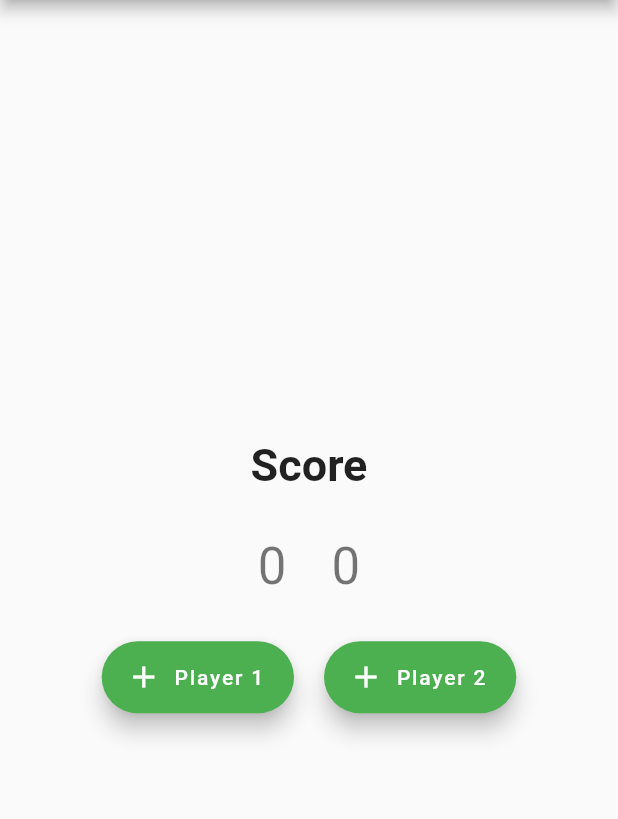
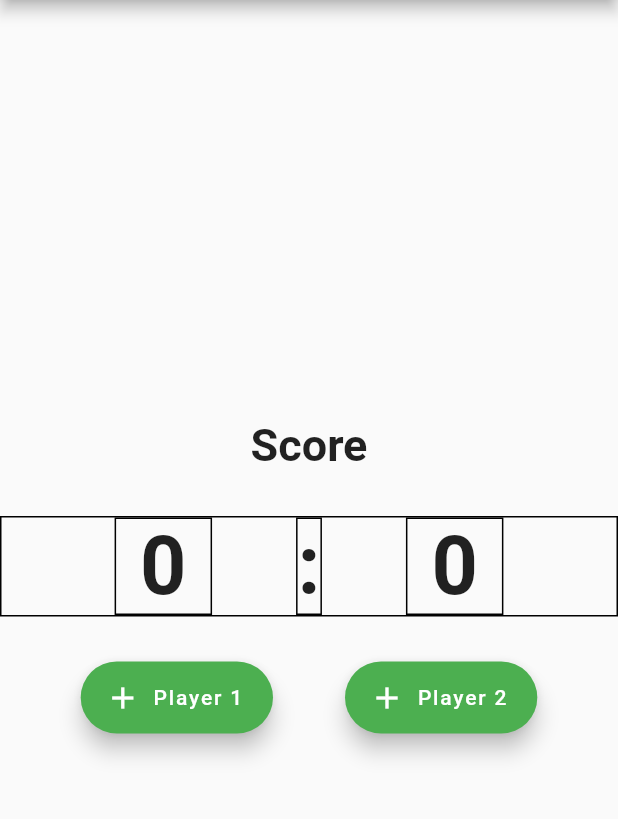
Before and after one commit to mosiccan/tennis_score_app, a Flutter app: the screen it shows after launch, on a phone screen of 412 x 824 dp, the part 84-903 px from its top. Run offline on Flutter 3.47's test engine with Material 2 defaults, Android fonts, the phone set to English and light mode, and no system bars.

Commit message:
build : margin, padding 수정 중

```diff
--- a/lib/main.dart
+++ b/lib/main.dart
@@ -51,13 +51,9 @@ class _MyHomePageState extends State<MyHomePage> {
   Widget build(BuildContext context) {
     return Scaffold(
       appBar: AppBar(
-        // Here we take the value from the MyHomePage object that was created by
-        // the App.build method, and use it to set our appbar title.
         title: Text(widget.title),
       ),
       body: Center(
-        // Center is a layout widget. It takes a single child and positions it
-        // in the middle of the parent.
         child: Column(
           mainAxisAlignment: MainAxisAlignment.center,
           children: <Widget>[
@@ -69,19 +65,55 @@ class _MyHomePageState extends State<MyHomePage> {
               ),
             ),
             SizedBox(height: 30,),
-            Row(
+            Container(
+              decoration: BoxDecoration(
+                border: Border.all(),
+              ),
+              child: Row(
                   mainAxisAlignment: MainAxisAlignment.center,
                   children: [
-                  Text(
+                    Container(
+                      decoration: BoxDecoration(
+                        border: Border.all(),
+                      ),
+                      margin: EdgeInsets.fromLTRB(16, 0.0, 16, 0.0),
+                      padding: EdgeInsets.fromLTRB(16, 0.0, 16, 0.0),
+                      child: Text(
                         getScore(counter_p1),
-                    style: Theme.of(context).textTheme.headline4,
+                        style: TextStyle(
+                          fontWeight: FontWeight.w600,
+                          fontSize: 54,
                         ),
-                  SizedBox(width: 30,),
-                  Text(
+                      ),
+                    ),
+                    Container(
+                      decoration: BoxDecoration(
+                        border: Border.all(),
+                      ),
+                      margin: EdgeInsets.fromLTRB(40, 0.0, 40, 0.0),
+                      child: Text(':',
+                        style: TextStyle(
+                        fontWeight: FontWeight.w600,
+                        fontSize: 54,
+                        ),
+                      ),
+                    ),
+                    Container(
+                      decoration: BoxDecoration(
+                        border: Border.all(),
+                      ),
+                      margin: EdgeInsets.fromLTRB(16, 0.0, 16, 0.0),
+                      padding: EdgeInsets.fromLTRB(16, 0.0, 16, 0.0),
+                      child: Text(
                         getScore(counter_p2),
-                    style: Theme.of(context).textTheme.headline4,
+                        style: TextStyle(
+                          fontWeight: FontWeight.w600,
+                          fontSize: 54,
+                        ),
+                      ),
                     ),
                   ]
+              ),
             ),
             SizedBox(height: 30,),
             Row(
@@ -93,7 +125,7 @@ class _MyHomePageState extends State<MyHomePage> {
                     icon: Icon(Icons.add),
                     label: Text("Player 1")
                 ),
-                SizedBox(width: 20,),
+                SizedBox(width: 48,),
                 FloatingActionButton.extended(
                   onPressed: _decrementCounter,
                   tooltip: 'Decrement',
@@ -105,7 +137,6 @@ class _MyHomePageState extends State<MyHomePage> {
           ],
         ),
       ),
-      // floatingActionButtonLocation: FloatingActionButtonLocation.startFloat,
     );
   }
 }
```
Lines whose indentation alone changed are shown as unchanged.
